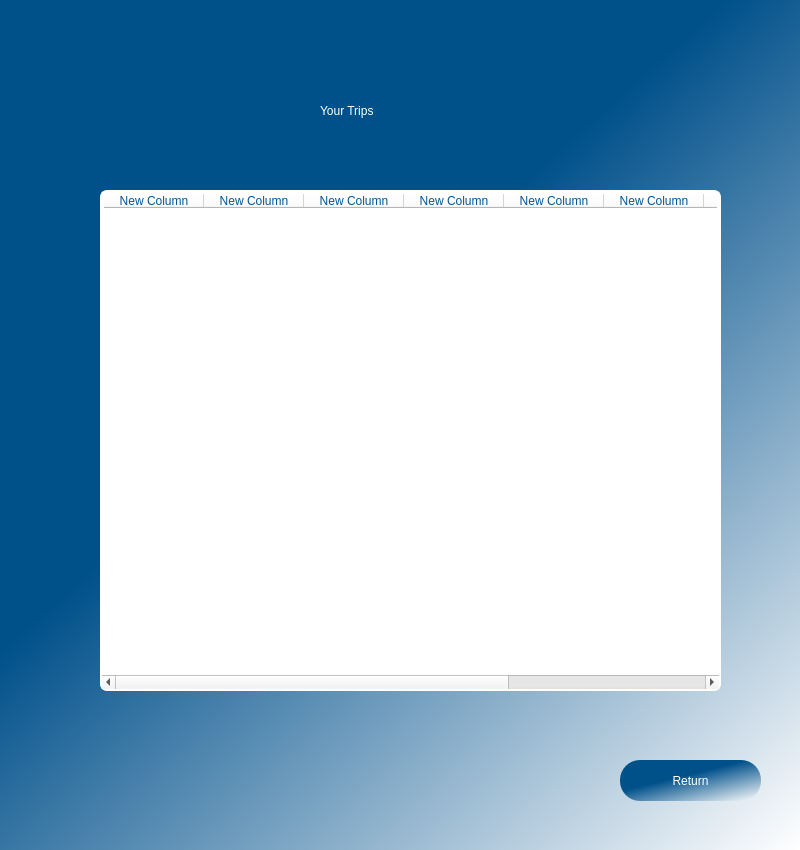
First picture: the form in ui/ShowBookings.ui, repository kareemsakkary/TrainBookingSystem, before the edit.
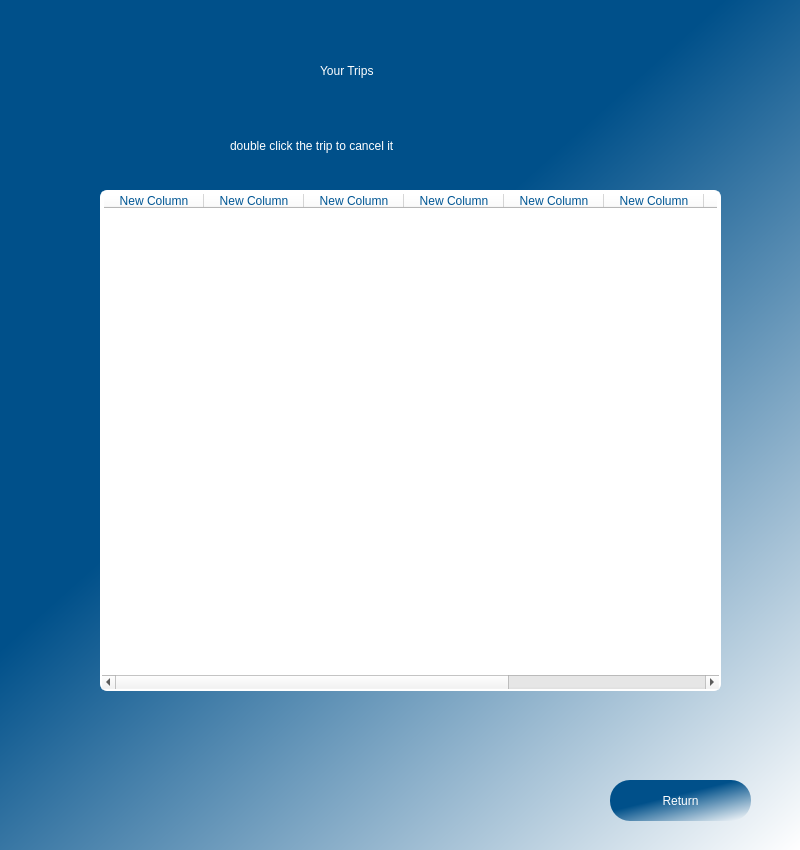
Second picture: the form after the edit.

Diff of the .ui file:
```diff
--- a/ui/ShowBookings.ui
+++ b/ui/ShowBookings.ui
@@ -33,7 +33,7 @@
     <property name="geometry">
      <rect>
       <x>320</x>
-      <y>80</y>
+      <y>40</y>
       <width>151</width>
       <height>61</height>
      </rect>
@@ -49,8 +49,8 @@
    <widget class="QPushButton" name="returnButton">
     <property name="geometry">
      <rect>
-      <x>620</x>
-      <y>760</y>
+      <x>610</x>
+      <y>780</y>
       <width>141</width>
       <height>41</height>
      </rect>
@@ -174,6 +174,46 @@
      </property>
     </column>
    </widget>
+   <widget class="QLabel" name="instructionLabel">
+    <property name="geometry">
+     <rect>
+      <x>230</x>
+      <y>130</y>
+      <width>351</width>
+      <height>31</height>
+     </rect>
+    </property>
+    <property name="styleSheet">
+     <string notr="true">font: 20 15pt &quot;Sitka Heading Semibold&quot;;
+color: rgb(255, 255, 255);</string>
+    </property>
+    <property name="text">
+     <string>double click the trip to cancel it</string>
+    </property>
+   </widget>
+   <widget class="QLabel" name="error">
+    <property name="geometry">
+     <rect>
+      <x>120</x>
+      <y>710</y>
+      <width>591</width>
+      <height>31</height>
+     </rect>
+    </property>
+    <property name="layoutDirection">
+     <enum>Qt::RightToLeft</enum>
+    </property>
+    <property name="styleSheet">
+     <string notr="true">font: 10pt &quot;Sitka Heading Semibold&quot;;
+color:rgb(180, 0, 0)</string>
+    </property>
+    <property name="text">
+     <string/>
+    </property>
+    <property name="alignment">
+     <set>Qt::AlignCenter</set>
+    </property>
+   </widget>
   </widget>
  </widget>
  <resources/>
```
